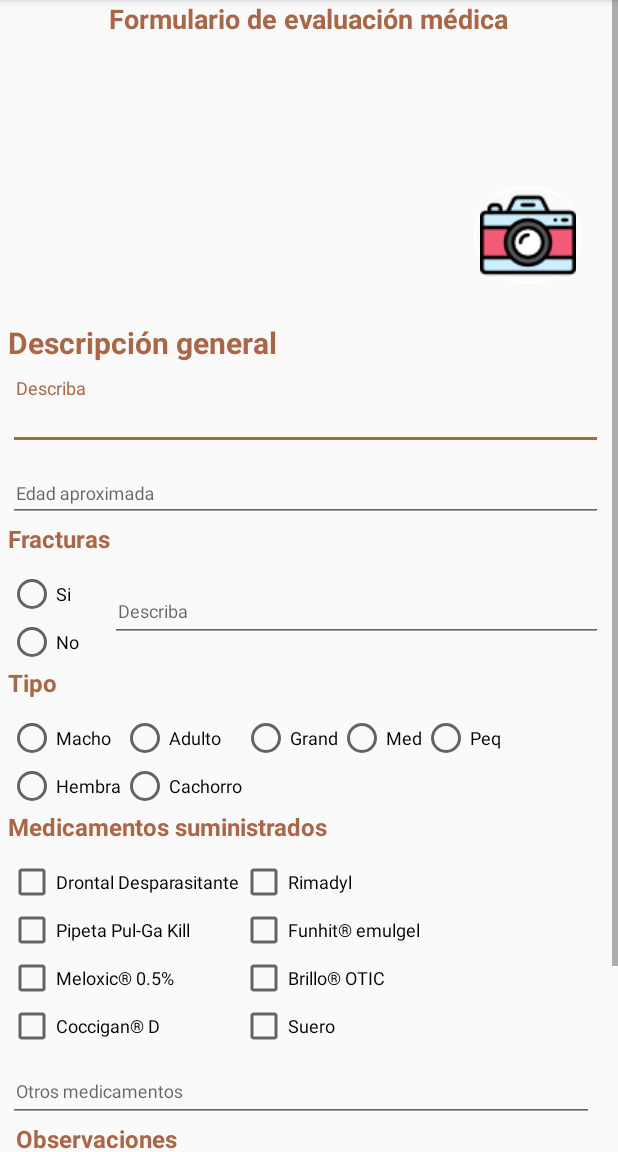
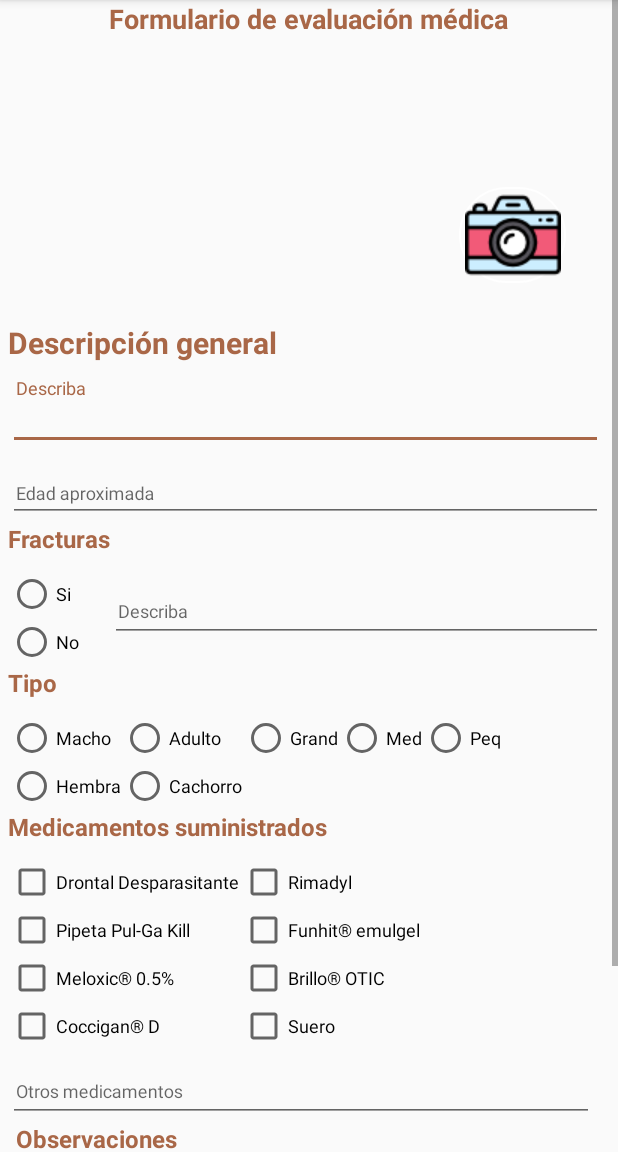
Before and after one commit to moyaFm1992/Takecarepets, an Android app: the MedicalEvaluationActivity screen opened directly, with no data from a screen before it, on a phone screen of 412 x 824 dp, the part 84-1236 px from its top. Run offline under Robolectric (Android 15) with nearby library versions, the phone set to English and light mode, and no system bars; our stand-ins replace Firebase (no records; nobody signed in at launch, a user with empty details on screens opened directly).

Commit message:
Changes errors in activities

```diff
--- a/app/src/main/res/layout-v21/activity_medical_evaluation.xml
+++ b/app/src/main/res/layout-v21/activity_medical_evaluation.xml
@@ -42,8 +42,10 @@
             <RelativeLayout
                 android:layout_width="match_parent"
                 android:layout_height="match_parent"
-                android:paddingEnd="16dp"
-                android:paddingStart="10dp">
+                android:paddingLeft="10dp"
+                android:paddingRight="16dp"
+                android:paddingStart="10dp"
+                android:paddingEnd="16dp">
 
                 <ImageView
                     android:id="@+id/imgPerroEvaluacion"
@@ -60,11 +62,13 @@
                     android:layout_height="wrap_content"
                     android:layout_gravity="fill_horizontal|end"
                     android:layout_marginStart="-80dp"
+                    android:layout_marginLeft="-90dp"
                     android:layout_marginTop="100dp"
                     android:layout_toRightOf="@+id/imgPerroEvaluacion"
                     android:background="@drawable/input"
                     android:contentDescription="@string/desc"
-                    app:srcCompat="@drawable/camara" />
+                    app:srcCompat="@drawable/camara"
+                    android:layout_toEndOf="@+id/imgPerroEvaluacion" />
             </RelativeLayout>
         </LinearLayout>
 
@@ -77,7 +81,8 @@
             android:textColor="@color/colorPrimaryDark"
             android:textSize="20sp"
             android:textStyle="bold"
-            tools:ignore="RtlSymmetry" />
+            tools:ignore="RtlSymmetry"
+            android:paddingStart="5dp" />
 
         <LinearLayout
             android:layout_width="match_parent"
@@ -85,7 +90,9 @@
             android:orientation="vertical"
             android:paddingLeft="5dp"
             android:paddingTop="10dp"
-            android:paddingRight="10dp">
+            android:paddingRight="10dp"
+            android:paddingEnd="10dp"
+            android:paddingStart="5dp">
 
             <com.google.android.material.textfield.TextInputLayout
                 android:layout_width="match_parent"
@@ -100,7 +107,8 @@
                     android:inputType="textMultiLine"
                     android:paddingLeft="5dp"
                     android:textSize="12sp"
-                    tools:ignore="RtlSymmetry" />
+                    tools:ignore="RtlSymmetry"
+                    android:paddingStart="5dp" />
 
             </com.google.android.material.textfield.TextInputLayout>
 
@@ -113,10 +121,11 @@
                     android:id="@+id/txtEdadEvaluacion"
                     android:layout_width="match_parent"
                     android:layout_height="match_parent"
-                    android:hint="Edad aproximada"
+                    android:hint="@string/edad_aproximada"
                     android:paddingLeft="5dp"
                     android:textSize="12sp"
-                    tools:ignore="RtlSymmetry" />
+                    tools:ignore="RtlSymmetry"
+                    android:paddingStart="5dp" />
 
             </com.google.android.material.textfield.TextInputLayout>
 
@@ -128,12 +137,13 @@
             android:id="@+id/lblFracturas"
             android:layout_width="match_parent"
             android:layout_height="wrap_content"
-            android:paddingStart="5dp"
+            android:paddingLeft="5dp"
             android:text="@string/fracturas"
             android:textColor="@color/colorPrimaryDark"
             android:textSize="16sp"
             android:textStyle="bold"
-            tools:ignore="RtlSymmetry" />
+            tools:ignore="RtlSymmetry"
+            android:paddingStart="5dp" />
 
         <LinearLayout
             android:layout_width="match_parent"
@@ -142,6 +152,8 @@
             android:orientation="horizontal"
             android:paddingLeft="5dp"
             android:paddingTop="10dp"
+            android:paddingRight="10dp"
+            android:paddingStart="5dp"
             android:paddingEnd="10dp">
 
             <RadioGroup
@@ -183,7 +195,8 @@
                     android:paddingTop="10dp"
                     android:paddingEnd="10dp"
                     android:paddingRight="10dp"
-                    android:textSize="12sp" />
+                    android:textSize="12sp"
+                    android:paddingStart="5dp" />
 
             </com.google.android.material.textfield.TextInputLayout>
         </LinearLayout>
@@ -197,7 +210,8 @@
             android:textColor="@color/colorPrimaryDark"
             android:textSize="16sp"
             android:textStyle="bold"
-            tools:ignore="RtlSymmetry" />
+            tools:ignore="RtlSymmetry"
+            android:paddingStart="5dp" />
 
         <LinearLayout
             android:layout_width="match_parent"
@@ -206,7 +220,9 @@
             android:orientation="horizontal"
             android:paddingLeft="5dp"
             android:paddingTop="10dp"
-            android:paddingRight="10dp">
+            android:paddingRight="10dp"
+            android:paddingStart="5dp"
+            android:paddingEnd="10dp">
 
             <RadioGroup
                 android:layout_width="wrap_content"
@@ -281,12 +297,13 @@
             android:id="@+id/lblMedicamentos"
             android:layout_width="match_parent"
             android:layout_height="wrap_content"
-            android:paddingStart="5dp"
+            android:paddingLeft="5dp"
             android:text="@string/medicamentos"
             android:textColor="@color/colorPrimaryDark"
             android:textSize="16sp"
             android:textStyle="bold"
-            tools:ignore="RtlSymmetry" />
+            tools:ignore="RtlSymmetry"
+            android:paddingStart="5dp" />
 
         <LinearLayout
             android:layout_width="match_parent"
@@ -294,7 +311,9 @@
             android:orientation="vertical"
             android:paddingLeft="5dp"
             android:paddingTop="10dp"
-            android:paddingRight="20dp">
+            android:paddingRight="20dp"
+            android:paddingStart="5dp"
+            android:paddingEnd="20dp">
 
             <TableLayout
                 android:layout_width="match_parent"
@@ -308,8 +327,6 @@
                         android:id="@+id/cbxDrontal"
                         android:layout_width="wrap_content"
                         android:layout_height="wrap_content"
-                        android:layout_centerHorizontal="true"
-                        android:layout_centerVertical="true"
                         android:text="@string/drontal"
                         android:textSize="12sp" />
 
@@ -317,7 +334,6 @@
                         android:id="@+id/cbxRimadyltal"
                         android:layout_width="wrap_content"
                         android:layout_height="wrap_content"
-                        android:layout_centerVertical="true"
                         android:text="@string/rimadyltal"
                         android:textSize="12sp" />
                 </TableRow>
@@ -330,8 +346,6 @@
                         android:id="@+id/cbxPipeta"
                         android:layout_width="wrap_content"
                         android:layout_height="wrap_content"
-                        android:layout_centerHorizontal="true"
-                        android:layout_centerVertical="true"
                         android:text="@string/pipeta"
                         android:textSize="12sp" />
 
@@ -339,7 +353,6 @@
                         android:id="@+id/cbxEmulgel"
                         android:layout_width="wrap_content"
                         android:layout_height="match_parent"
-                        android:layout_centerHorizontal="true"
                         android:text="@string/emulgel"
                         android:textSize="12sp" />
 
@@ -353,7 +366,6 @@
                         android:id="@+id/cbxMeloxic"
                         android:layout_width="wrap_content"
                         android:layout_height="wrap_content"
-                        android:layout_centerHorizontal="true"
                         android:text="@string/meloxic"
                         android:textSize="12sp" />
 
@@ -361,8 +373,6 @@
                         android:id="@+id/cbxBrillo"
                         android:layout_width="wrap_content"
                         android:layout_height="wrap_content"
-                        android:layout_centerHorizontal="true"
-                        android:layout_centerVertical="true"
                         android:text="@string/brillo"
                         android:textSize="12sp" />
 
@@ -376,8 +386,6 @@
                         android:id="@+id/cbxCoccigan"
                         android:layout_width="wrap_content"
                         android:layout_height="wrap_content"
-                        android:layout_centerHorizontal="true"
-                        android:layout_centerVertical="true"
                         android:text="@string/coccigan"
                         android:textSize="12sp" />
 
@@ -407,10 +415,12 @@
                     android:gravity="start|top"
                     android:hint="@string/otrosMedicamentos"
                     android:inputType="textMultiLine"
-                    android:paddingStart="5dp"
+                    android:paddingLeft="5dp"
                     android:paddingTop="10dp"
                     android:paddingRight="10dp"
-                    android:textSize="12sp" />
+                    android:textSize="12sp"
+                    android:paddingStart="5dp"
+                    android:paddingEnd="10dp" />
 
             </com.google.android.material.textfield.TextInputLayout>
 
@@ -423,7 +433,8 @@
             android:orientation="horizontal"
             android:paddingLeft="5dp"
             android:paddingRight="10dp"
-            android:paddingEnd="10dp">
+            android:paddingEnd="10dp"
+            android:paddingStart="5dp">
 
             <TextView
                 android:id="@+id/lblObservacionGeneral"
@@ -442,6 +453,7 @@
             android:layout_width="match_parent"
             android:layout_height="wrap_content"
             android:orientation="vertical"
+            android:paddingLeft="5dp"
             tools:ignore="RtlSymmetry"
             android:paddingStart="5dp">
 
@@ -474,8 +486,6 @@
                     android:id="@+id/cbxAdoptable"
                     android:layout_width="wrap_content"
                     android:layout_height="match_parent"
-                    android:layout_centerHorizontal="true"
-                    android:layout_centerVertical="false"
                     android:text="@string/adoptable"
                     android:textSize="12sp" />
             </LinearLayout>
@@ -502,9 +512,10 @@
                         android:orientation="horizontal"
                         android:paddingLeft="5dp"
                         android:paddingTop="10dp"
-                        android:paddingEnd="10dp"
+                        android:paddingRight="10dp"
                         android:textSize="12sp"
-                        android:paddingStart="5dp" />
+                        android:paddingStart="5dp"
+                        android:paddingEnd="10dp" />
 
                 </com.google.android.material.textfield.TextInputLayout>
 
@@ -522,7 +533,6 @@
                 android:id="@+id/simpleProgressBar"
                 android:layout_width="wrap_content"
                 android:layout_height="wrap_content"
-                android:layout_centerHorizontal="true"
                 android:visibility="gone" />
 
             <TextView
@@ -537,7 +547,7 @@
                 android:layout_height="match_parent"
                 android:drawablePadding="8dp"
                 android:paddingLeft="5dp"
-                android:text="Guardar"
+                android:text="@string/guardar"
                 android:textSize="16sp"
                 tools:ignore="RtlSymmetry"
                 android:paddingStart="5dp" />
--- a/app/src/main/res/layout/activity_medical_evaluation.xml
+++ b/app/src/main/res/layout/activity_medical_evaluation.xml
@@ -44,7 +44,8 @@
                 android:layout_height="match_parent"
                 android:paddingLeft="10dp"
                 android:paddingRight="16dp"
-                android:paddingStart="10dp">
+                android:paddingStart="10dp"
+                android:paddingEnd="16dp">
 
                 <ImageView
                     android:id="@+id/imgPerroEvaluacion"
@@ -66,7 +67,8 @@
                     android:layout_toRightOf="@+id/imgPerroEvaluacion"
                     android:background="@drawable/input"
                     android:contentDescription="@string/desc"
-                    app:srcCompat="@drawable/camara" />
+                    app:srcCompat="@drawable/camara"
+                    android:layout_toEndOf="@+id/imgPerroEvaluacion" />
             </RelativeLayout>
         </LinearLayout>
 
@@ -79,7 +81,8 @@
             android:textColor="@color/colorPrimaryDark"
             android:textSize="20sp"
             android:textStyle="bold"
-            tools:ignore="RtlSymmetry" />
+            tools:ignore="RtlSymmetry"
+            android:paddingStart="5dp" />
 
         <LinearLayout
             android:layout_width="match_parent"
@@ -87,7 +90,9 @@
             android:orientation="vertical"
             android:paddingLeft="5dp"
             android:paddingTop="10dp"
-            android:paddingRight="10dp">
+            android:paddingRight="10dp"
+            android:paddingEnd="10dp"
+            android:paddingStart="5dp">
 
             <com.google.android.material.textfield.TextInputLayout
                 android:layout_width="match_parent"
@@ -102,7 +107,8 @@
                     android:inputType="textMultiLine"
                     android:paddingLeft="5dp"
                     android:textSize="12sp"
-                    tools:ignore="RtlSymmetry" />
+                    tools:ignore="RtlSymmetry"
+                    android:paddingStart="5dp" />
 
             </com.google.android.material.textfield.TextInputLayout>
 
@@ -115,10 +121,11 @@
                     android:id="@+id/txtEdadEvaluacion"
                     android:layout_width="match_parent"
                     android:layout_height="match_parent"
-                    android:hint="Edad aproximada"
+                    android:hint="@string/edad_aproximada"
                     android:paddingLeft="5dp"
                     android:textSize="12sp"
-                    tools:ignore="RtlSymmetry" />
+                    tools:ignore="RtlSymmetry"
+                    android:paddingStart="5dp" />
 
             </com.google.android.material.textfield.TextInputLayout>
 
@@ -135,7 +142,8 @@
             android:textColor="@color/colorPrimaryDark"
             android:textSize="16sp"
             android:textStyle="bold"
-            tools:ignore="RtlSymmetry" />
+            tools:ignore="RtlSymmetry"
+            android:paddingStart="5dp" />
 
         <LinearLayout
             android:layout_width="match_parent"
@@ -144,7 +152,9 @@
             android:orientation="horizontal"
             android:paddingLeft="5dp"
             android:paddingTop="10dp"
-            android:paddingRight="10dp">
+            android:paddingRight="10dp"
+            android:paddingStart="5dp"
+            android:paddingEnd="10dp">
 
             <RadioGroup
                 android:layout_width="68dp"
@@ -185,7 +195,8 @@
                     android:paddingTop="10dp"
                     android:paddingEnd="10dp"
                     android:paddingRight="10dp"
-                    android:textSize="12sp" />
+                    android:textSize="12sp"
+                    android:paddingStart="5dp" />
 
             </com.google.android.material.textfield.TextInputLayout>
         </LinearLayout>
@@ -199,7 +210,8 @@
             android:textColor="@color/colorPrimaryDark"
             android:textSize="16sp"
             android:textStyle="bold"
-            tools:ignore="RtlSymmetry" />
+            tools:ignore="RtlSymmetry"
+            android:paddingStart="5dp" />
 
         <LinearLayout
             android:layout_width="match_parent"
@@ -208,7 +220,9 @@
             android:orientation="horizontal"
             android:paddingLeft="5dp"
             android:paddingTop="10dp"
-            android:paddingRight="10dp">
+            android:paddingRight="10dp"
+            android:paddingStart="5dp"
+            android:paddingEnd="10dp">
 
             <RadioGroup
                 android:layout_width="wrap_content"
@@ -288,7 +302,8 @@
             android:textColor="@color/colorPrimaryDark"
             android:textSize="16sp"
             android:textStyle="bold"
-            tools:ignore="RtlSymmetry" />
+            tools:ignore="RtlSymmetry"
+            android:paddingStart="5dp" />
 
         <LinearLayout
             android:layout_width="match_parent"
@@ -296,7 +311,9 @@
             android:orientation="vertical"
             android:paddingLeft="5dp"
             android:paddingTop="10dp"
-            android:paddingRight="20dp">
+            android:paddingRight="20dp"
+            android:paddingStart="5dp"
+            android:paddingEnd="20dp">
 
             <TableLayout
                 android:layout_width="match_parent"
@@ -310,8 +327,6 @@
                         android:id="@+id/cbxDrontal"
                         android:layout_width="wrap_content"
                         android:layout_height="wrap_content"
-                        android:layout_centerHorizontal="true"
-                        android:layout_centerVertical="true"
                         android:text="@string/drontal"
                         android:textSize="12sp" />
 
@@ -319,7 +334,6 @@
                         android:id="@+id/cbxRimadyltal"
                         android:layout_width="wrap_content"
                         android:layout_height="wrap_content"
-                        android:layout_centerVertical="true"
                         android:text="@string/rimadyltal"
                         android:textSize="12sp" />
                 </TableRow>
@@ -332,8 +346,6 @@
                         android:id="@+id/cbxPipeta"
                         android:layout_width="wrap_content"
                         android:layout_height="wrap_content"
-                        android:layout_centerHorizontal="true"
-                        android:layout_centerVertical="true"
                         android:text="@string/pipeta"
                         android:textSize="12sp" />
 
@@ -341,7 +353,6 @@
                         android:id="@+id/cbxEmulgel"
                         android:layout_width="wrap_content"
                         android:layout_height="match_parent"
-                        android:layout_centerHorizontal="true"
                         android:text="@string/emulgel"
                         android:textSize="12sp" />
 
@@ -355,8 +366,6 @@
                         android:id="@+id/cbxMeloxic"
                         android:layout_width="wrap_content"
                         android:layout_height="wrap_content"
-                        android:layout_centerHorizontal="true"
-                        android:layout_centerVertical="true"
                         android:text="@string/meloxic"
                         android:textSize="12sp" />
 
@@ -364,8 +373,6 @@
                         android:id="@+id/cbxBrillo"
                         android:layout_width="wrap_content"
                         android:layout_height="wrap_content"
-                        android:layout_centerHorizontal="true"
-                        android:layout_centerVertical="true"
                         android:text="@string/brillo"
                         android:textSize="12sp" />
 
@@ -379,8 +386,6 @@
                         android:id="@+id/cbxCoccigan"
                         android:layout_width="wrap_content"
                         android:layout_height="wrap_content"
-                        android:layout_centerHorizontal="true"
-                        android:layout_centerVertical="true"
                         android:text="@string/coccigan"
                         android:textSize="12sp" />
 
@@ -413,7 +418,9 @@
                     android:paddingLeft="5dp"
                     android:paddingTop="10dp"
                     android:paddingRight="10dp"
-                    android:textSize="12sp" />
+                    android:textSize="12sp"
+                    android:paddingStart="5dp"
+                    android:paddingEnd="10dp" />
 
             </com.google.android.material.textfield.TextInputLayout>
 
@@ -426,7 +433,8 @@
             android:orientation="horizontal"
             android:paddingLeft="5dp"
             android:paddingRight="10dp"
-            android:paddingEnd="10dp">
+            android:paddingEnd="10dp"
+            android:paddingStart="5dp">
 
             <TextView
                 android:id="@+id/lblObservacionGeneral"
@@ -478,8 +486,6 @@
                     android:id="@+id/cbxAdoptable"
                     android:layout_width="wrap_content"
                     android:layout_height="match_parent"
-                    android:layout_centerHorizontal="true"
-                    android:layout_centerVertical="false"
                     android:text="@string/adoptable"
                     android:textSize="12sp" />
             </LinearLayout>
@@ -508,7 +514,8 @@
                         android:paddingTop="10dp"
                         android:paddingRight="10dp"
                         android:textSize="12sp"
-                        android:paddingStart="5dp" />
+                        android:paddingStart="5dp"
+                        android:paddingEnd="10dp" />
 
                 </com.google.android.material.textfield.TextInputLayout>
 
@@ -526,7 +533,6 @@
                 android:id="@+id/simpleProgressBar"
                 android:layout_width="wrap_content"
                 android:layout_height="wrap_content"
-                android:layout_centerHorizontal="true"
                 android:visibility="gone" />
 
             <TextView
@@ -541,7 +547,7 @@
                 android:layout_height="match_parent"
                 android:drawablePadding="8dp"
                 android:paddingLeft="5dp"
-                android:text="Guardar"
+                android:text="@string/guardar"
                 android:textSize="16sp"
                 tools:ignore="RtlSymmetry"
                 android:paddingStart="5dp" />
```
Also changed, not shown: app/src/main/res/layout/activity_home.xml (+7 -8 lines), app/src/main/res/layout/activity_login.xml (+13 -7 lines), app/src/main/res/layout/activity_main.xml (+13 -7 lines), app/src/main/res/layout/row_recycler_medical_evaluation.xml (+15 -17 lines), app/src/main/res/layout/row_recycler_medical_evaluation_list.xml (+19 -21 lines), app/src/main/res/values/strings.xml (+13 -0 lines).
